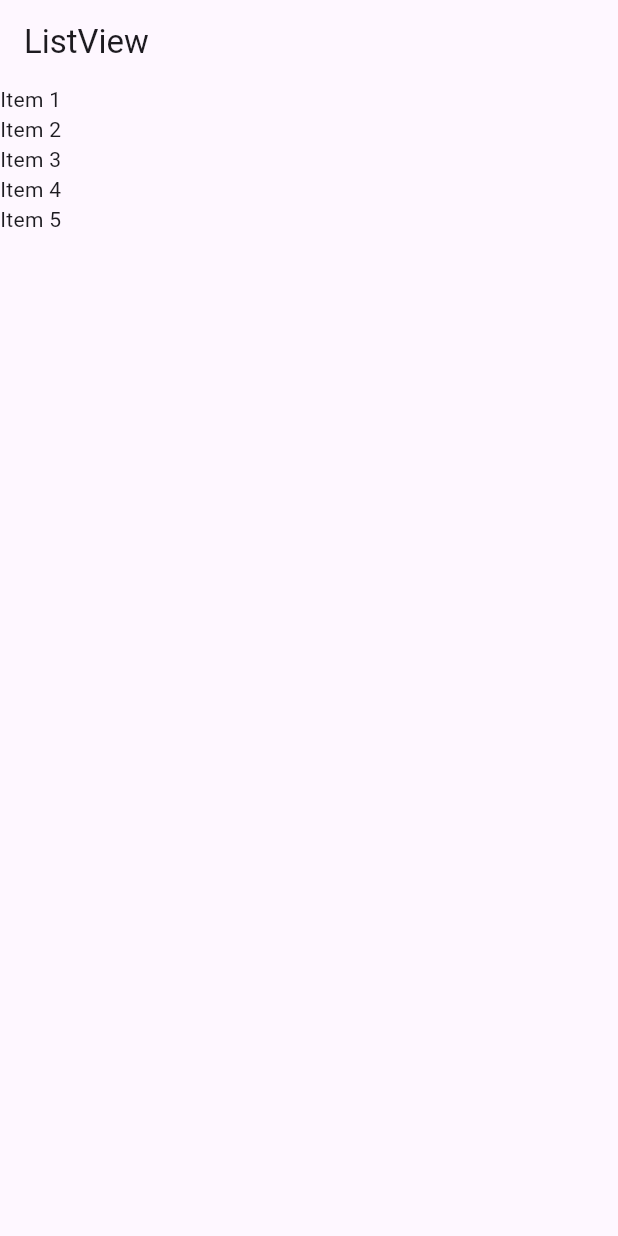
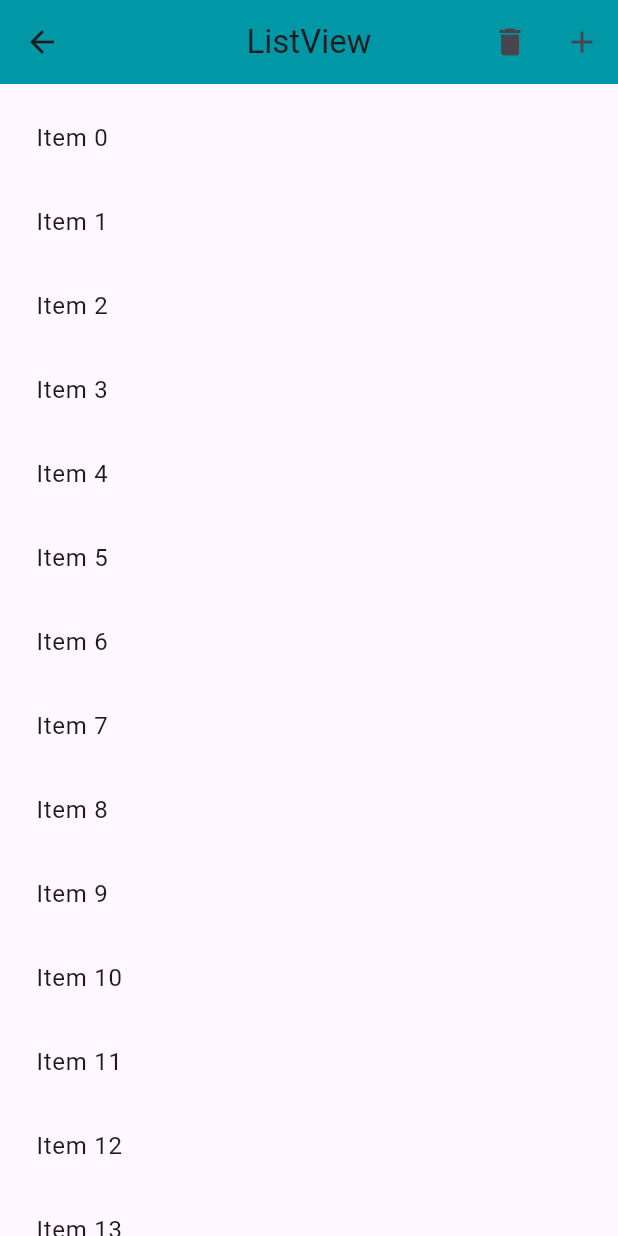
Before and after one commit to RomanRazdorov/rr_flutter4_1, a Flutter app: the screen it shows after launch, after a tap on "ListView", on a phone screen of 412 x 824 dp. Run offline on Flutter 3.47's test engine with Material 3 defaults, Android fonts, the phone set to English and light mode, and no system bars.

Commit message:
ListView + Add and Delete Buttons, but column list needs fix

```diff
--- /dev/null
+++ b/lib/app_env.dart
@@ -0,0 +1,7 @@
+abstract class AppEnv {
+  AppEnv._();
+
+  static int index = 0;
+  static List<int> myList =
+      List<int>.generate(100, (index) => index, growable: true);
+}
--- a/lib/column_list.dart
+++ b/lib/column_list.dart
@@ -1,11 +1,9 @@
 import 'package:flutter/material.dart';
+import 'package:rr_flutter4_1/app_env.dart';
+import 'package:rr_flutter4_1/remove_button.dart';
 
 class ColumnList extends StatelessWidget {
   ColumnList({super.key});
-
-  int index = 0;
-  final myList =
-      List<int>.generate(100, (index) => index * index, growable: false);
 
   @override
   Widget build(BuildContext context) {
@@ -14,21 +12,16 @@ class ColumnList extends StatelessWidget {
         title: const Text('Column List'),
         centerTitle: true,
         backgroundColor: Colors.cyan[700],
-        actions: [
-          IconButton(
-              onPressed: () {
-                Navigator.pushNamed(context, '/');
-              },
-              icon: const Icon(Icons.arrow_back))
-        ],
+        actions: [],
       ),
       body: Center(
           child: SingleChildScrollView(
         child: Column(
           mainAxisAlignment: MainAxisAlignment.center,
           children: [
-            for (int i = 0; i < myList.length; i++)
-              Text('Item ${myList[i]}', style: const TextStyle(fontSize: 20)),
+            for (int i = 0; i < AppEnv.myList.length; i++)
+              Text('Item ${AppEnv.myList[i]}',
+                  style: const TextStyle(fontSize: 20)),
           ],
         ),
       )),
--- a/lib/listview.dart
+++ b/lib/listview.dart
@@ -1,24 +1,55 @@
 import 'package:flutter/material.dart';
+import 'package:rr_flutter4_1/app_env.dart';
+import 'package:rr_flutter4_1/remove_button.dart';
 
-class ListViewScreen extends StatelessWidget {
-  ListViewScreen({Key? key}) : super(key: key);
+class ListViewScreen extends StatefulWidget {
+  @override
+  _ListViewScreenState createState() => _ListViewScreenState();
+}
 
+class _ListViewScreenState extends State<ListViewScreen> {
   @override
   Widget build(BuildContext context) {
-    return MaterialApp(
-      home: Scaffold(
-        appBar: AppBar(
-          title: Text('ListView'),
-        ),
-        body: ListView(
-          children: [
-            Text('Item 1'),
-            Text('Item 2'),
-            Text('Item 3'),
-            Text('Item 4'),
-            Text('Item 5'),
-          ],
-        ),
+    return Scaffold(
+      appBar: AppBar(
+        title: const Text('ListView'),
+        centerTitle: true,
+        backgroundColor: Colors.cyan[700],
+        actions: [
+          // IconButton(
+          //   onPressed: () {
+          //     setState(() {
+          //       AppEnv.myList.removeAt(AppEnv.myList.length - 1);
+          //     });
+          //   },
+          //   icon: const Icon(Icons.delete),
+          // ),
+          UpdateButton(
+              state: this,
+              icon: const Icon(Icons.delete),
+              callback: () {
+                AppEnv.myList.removeAt(AppEnv.myList.length - 1);
+              }),
+          UpdateButton(
+              state: this,
+              icon: const Icon(Icons.add),
+              callback: () {
+                AppEnv.myList.add(AppEnv.myList.length);
+              }),
+        ],
+      ),
+      body: Center(
+        child: AppEnv.myList.isEmpty
+            ? const Text('Empty')
+            : ListView.builder(
+                padding: const EdgeInsets.all(8),
+                itemCount: AppEnv.myList.length,
+                itemBuilder: (context, index) {
+                  return ListTile(
+                    title: Text('Item ${AppEnv.myList[index]}'),
+                  );
+                },
+              ),
       ),
     );
   }
--- /dev/null
+++ b/lib/remove_button.dart
@@ -0,0 +1,27 @@
+import 'package:flutter/material.dart';
+import 'package:rr_flutter4_1/app_env.dart';
+
+class UpdateButton extends StatelessWidget {
+  UpdateButton(
+      {super.key,
+      required this.state,
+      required this.callback,
+      required this.icon});
+
+  Icon icon;
+  Function callback;
+  State state;
+
+  @override
+  Widget build(BuildContext context) {
+    return IconButton(
+      onPressed: () {
+        // AppEnv.myList.removeAt(AppEnv.myList.length - 1);
+        // state.setState(() {});
+        callback();
+        state.setState(() {});
+      },
+      icon: icon,
+    );
+  }
+}
```
